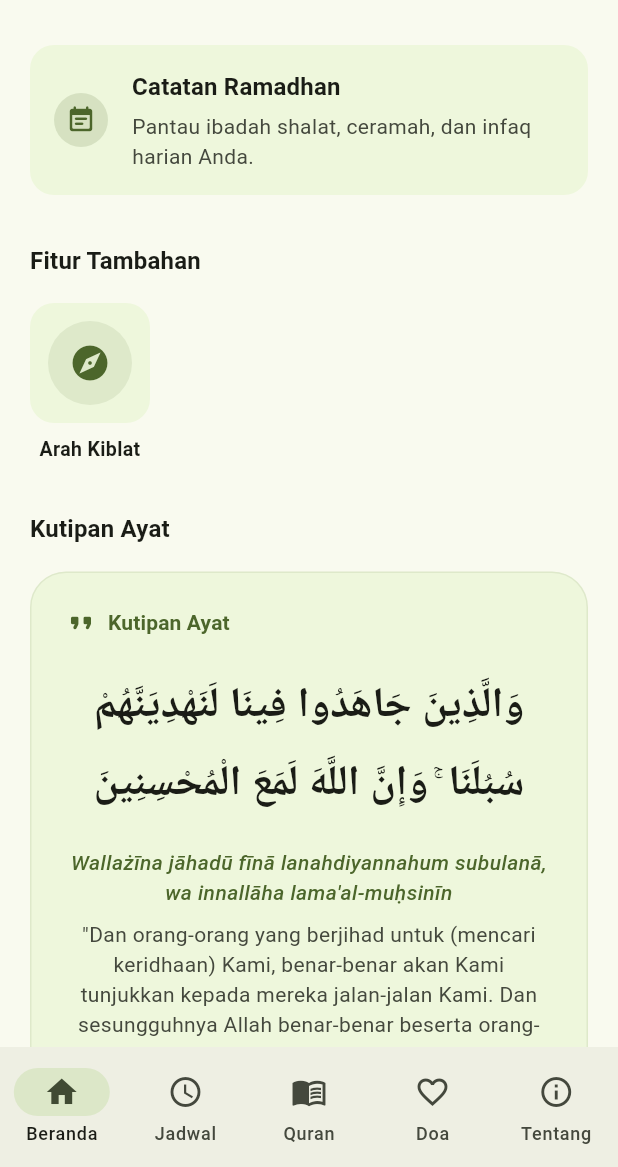
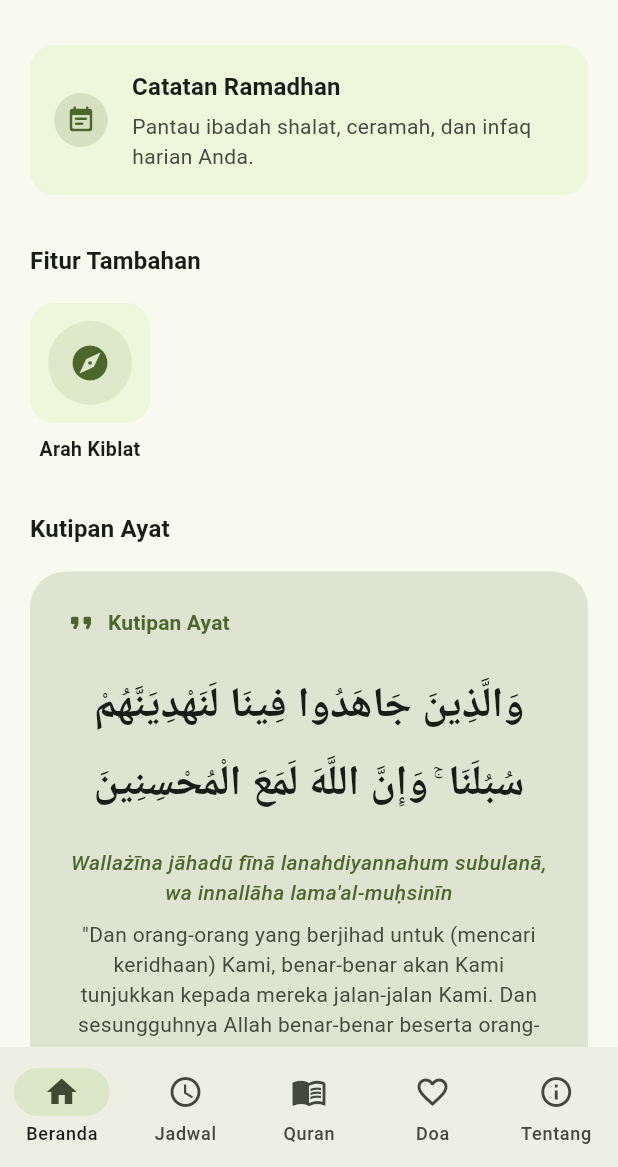
Before and after one commit to wibisanabama/muslim-app, a Flutter app: the screen it shows after launch, on a phone screen of 412 x 824 dp, the part 69-1236 px from its top. Run offline on Flutter 3.47's test engine with Material 3 defaults, Android fonts, the phone set to English and light mode, and no system bars; our stand-ins replace flutter_compass, geocoding, geolocator, google_fonts, shared_preferences; network calls fail.

```diff
--- a/lib/view/home_page.dart
+++ b/lib/view/home_page.dart
@@ -430,17 +430,12 @@ class _HomePageState extends State<HomePage> {
 
     final quote = QuranQuoteHelper.quotes[quoteIndex];
 
-    return Card.filled(
-      margin: EdgeInsets.zero,
-      color: theme.colorScheme.primaryContainer.withValues(alpha: 0.25),
-      elevation: 0,
-      shape: RoundedRectangleBorder(
+    return Padding(
+      padding: const EdgeInsets.only(bottom: 16),
+      child: Material(
+        color: theme.colorScheme.primary.withValues(alpha: 0.15),
         borderRadius: BorderRadius.circular(24),
-        side: BorderSide(
-          color: theme.colorScheme.primary.withValues(alpha: 0.1),
-          width: 1,
-        ),
-      ),
+        clipBehavior: Clip.antiAlias,
         child: InkWell(
           borderRadius: BorderRadius.circular(24),
           onTap: () {
@@ -480,21 +475,6 @@ class _HomePageState extends State<HomePage> {
                         ),
                       ],
                     ),
-                  if (activePrayerName.isNotEmpty)
-                    Container(
-                      padding: const EdgeInsets.symmetric(horizontal: 10, vertical: 4),
-                      decoration: BoxDecoration(
-                        color: theme.colorScheme.primary.withValues(alpha: 0.1),
-                        borderRadius: BorderRadius.circular(12),
-                      ),
-                      child: Text(
-                        'Waktu $activePrayerName',
-                        style: theme.textTheme.labelSmall?.copyWith(
-                          fontWeight: FontWeight.bold,
-                          color: theme.colorScheme.primary,
-                        ),
-                      ),
-                    ),
                   ],
                 ),
                 const SizedBox(height: 20),
@@ -529,7 +509,7 @@ class _HomePageState extends State<HomePage> {
                 ),
                 const SizedBox(height: 20),
                 Text(
-                '— QS. ${quote.surahName} [${quote.surahNumber}]: ${quote.ayahNumber}',
+                  'QS. ${quote.surahName} [${quote.surahNumber}]: ${quote.ayahNumber}',
                   textAlign: TextAlign.center,
                   style: theme.textTheme.labelMedium?.copyWith(
                     fontWeight: FontWeight.bold,
@@ -540,8 +520,10 @@ class _HomePageState extends State<HomePage> {
             ),
           ),
         ),
+      ),
     );
   }
+
 
   Widget _buildUpcomingPrayerCard({
 
```
Lines whose indentation alone changed are shown as unchanged.
